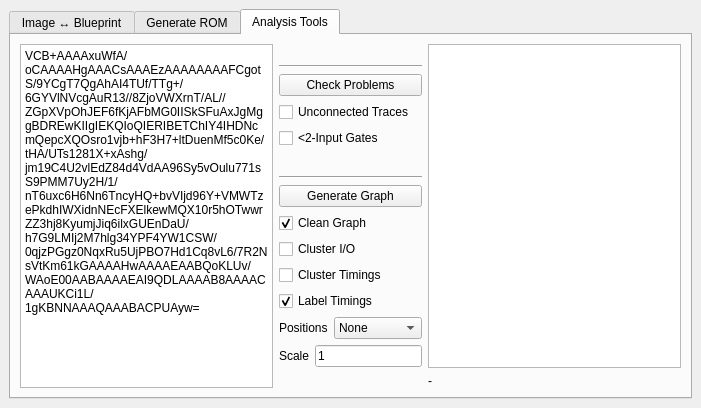
Old version of the form mainwindow.ui in the repository JC3/vcbtool.
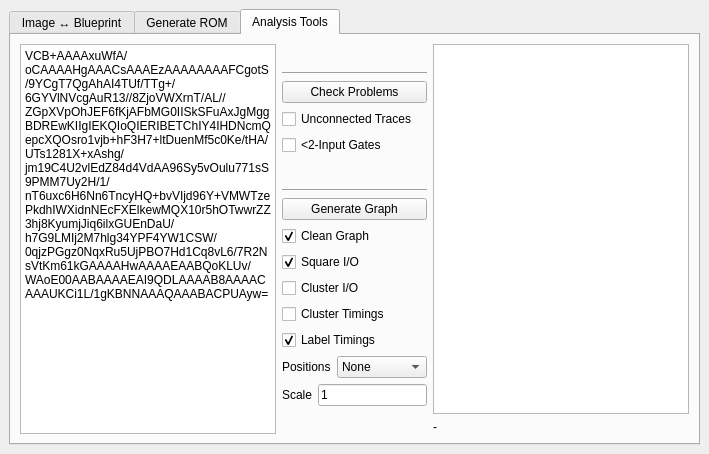
New version of the form.

What changed in the file:
```diff
--- a/mainwindow.ui
+++ b/mainwindow.ui
@@ -6,8 +6,8 @@
    <rect>
     <x>0</x>
     <y>0</y>
-    <width>701</width>
-    <height>408</height>
+    <width>709</width>
+    <height>454</height>
    </rect>
   </property>
   <property name="windowTitle">
@@ -417,6 +417,16 @@
             </property>
            </widget>
           </item>
+          <item>
+           <widget class="QCheckBox" name="chkSquareIO">
+            <property name="text">
+             <string>Square I/O</string>
+            </property>
+            <property name="checked">
+             <bool>true</bool>
+            </property>
+           </widget>
+          </item>
           <item>
            <widget class="QCheckBox" name="chkClusterIO">
             <property name="text">
```
